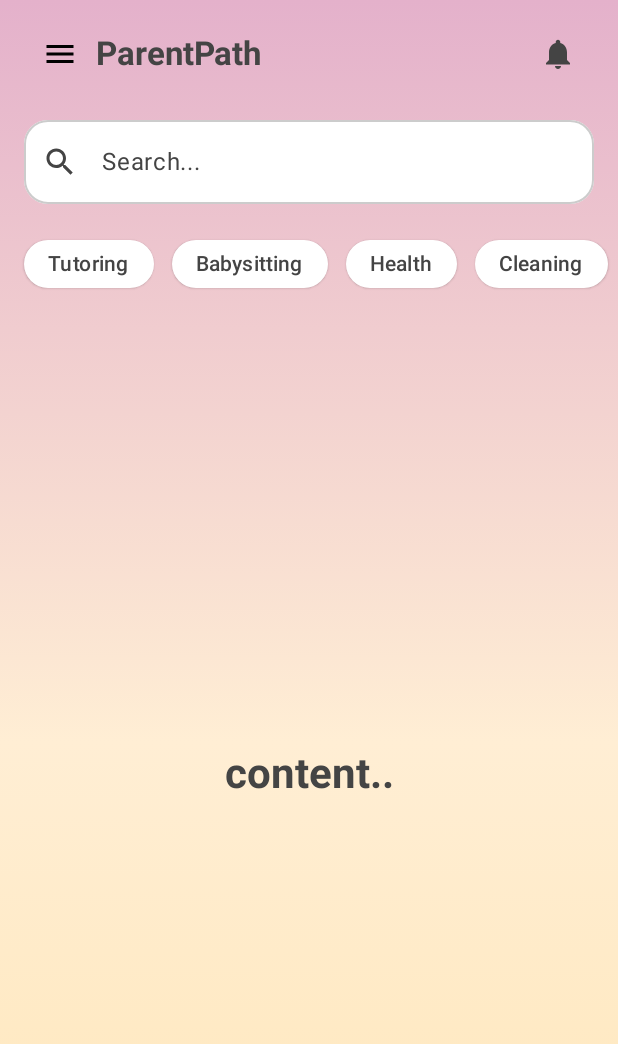
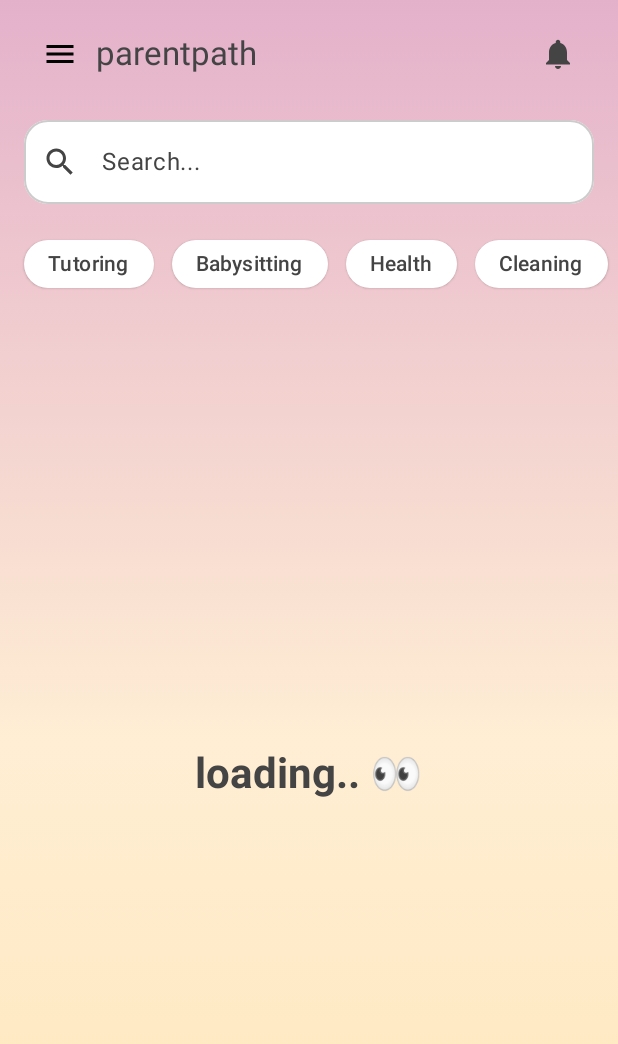
Before and after one commit to noomenehajer/ParentPath, an Android app built with Jetpack Compose: the HomeScreen screen opened through its navigation route, on a phone screen of 412 x 824 dp. Shown: the top 1044 px of the screen. Run offline under Robolectric (Android 15) with nearby library versions, the phone set to English and light mode, and no system bars.

Commit message:
home_screen

```diff
--- a/app/src/main/java/com/androidlead/parentpath/ui/screen/home/HomeScreen.kt
+++ b/app/src/main/java/com/androidlead/parentpath/ui/screen/home/HomeScreen.kt
@@ -135,9 +135,9 @@ fun HomeScreen(
                         Icon(Icons.Default.Menu, contentDescription = "Menu")
                     }
                     Text(
-                        text = "ParentPath",
+                        text = "parentpath",
                         style = MaterialTheme.typography.titleLarge,
-                        fontWeight = FontWeight.Bold,
+                       // fontWeight = FontWeight.Bold,
                         color = Color.DarkGray
                     )
                 }
@@ -220,7 +220,7 @@ fun HomeScreen(
                 contentAlignment = Alignment.Center
             ) {
                 Text(
-                    text = "content..",
+                    text = "loading.. 👀",
                     style = MaterialTheme.typography.headlineMedium,
                     fontWeight = FontWeight.Bold,
                     color = Color.DarkGray
```
